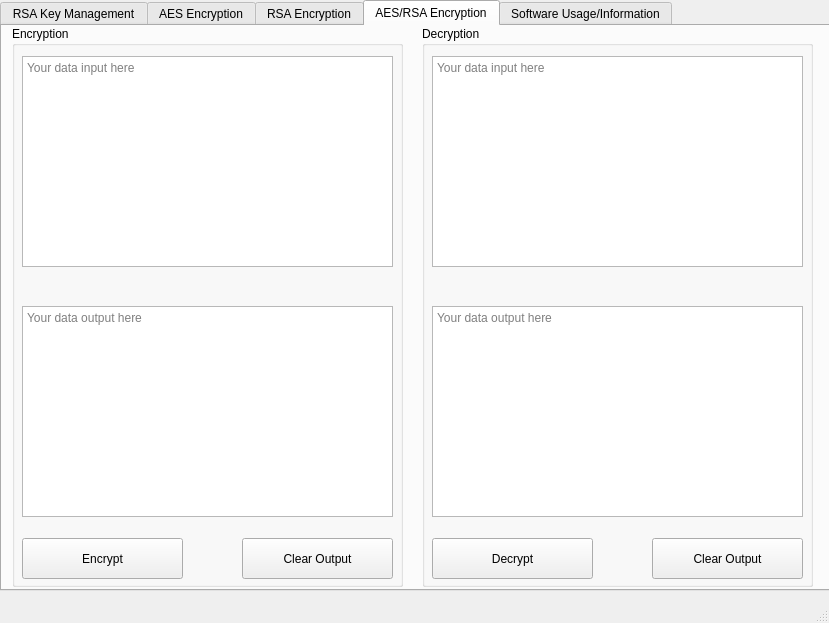
Qt form src/TextSecure-QT/mainwindow.ui (zhiyan114/SecureMessage) before a commit.
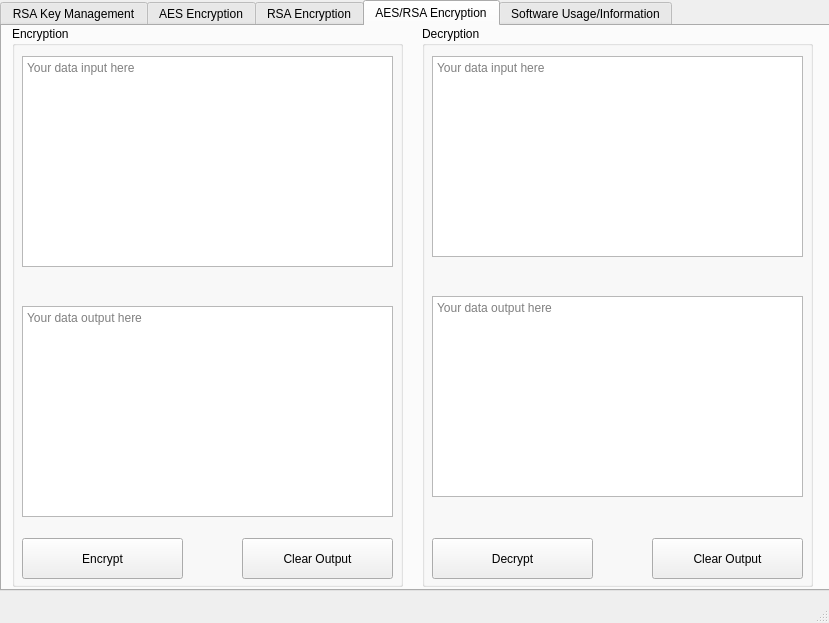
The same form after that commit. The open tabs and pages were chosen to show the change.

What changed in the file:
```diff
--- a/src/TextSecure-QT/mainwindow.ui
+++ b/src/TextSecure-QT/mainwindow.ui
@@ -669,7 +669,7 @@
          <x>10</x>
          <y>30</y>
          <width>371</width>
-         <height>211</height>
+         <height>201</height>
         </rect>
        </property>
        <property name="placeholderText">
@@ -680,9 +680,9 @@
        <property name="geometry">
         <rect>
          <x>10</x>
-         <y>280</y>
+         <y>270</y>
          <width>371</width>
-         <height>211</height>
+         <height>201</height>
         </rect>
        </property>
        <property name="readOnly">
```
Left out of the diff: 4 changed lines with no effect on the pictures.
